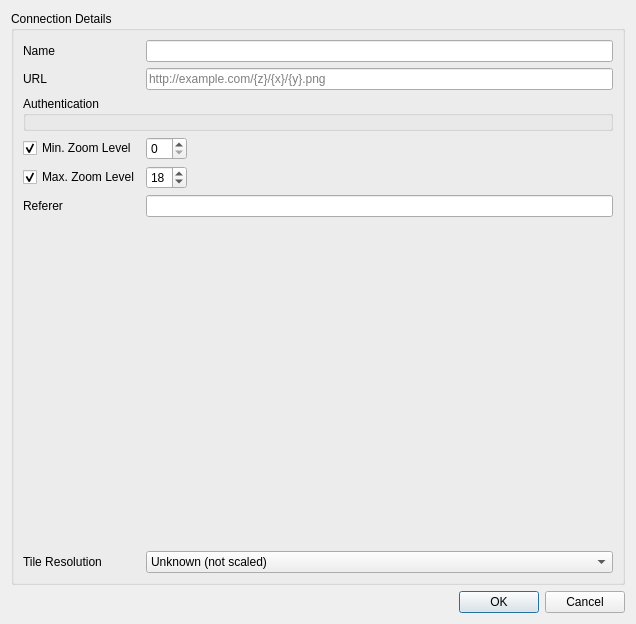
Old version of the form src/ui/qgsxyzconnectiondialog.ui in the repository qgis/QGIS.
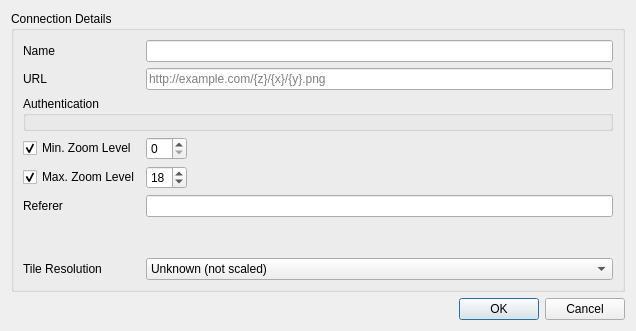
New version of the form. Custom widgets are drawn as their Qt base class.

```diff
--- a/src/ui/qgsxyzconnectiondialog.ui
+++ b/src/ui/qgsxyzconnectiondialog.ui
@@ -7,7 +7,7 @@
     <x>0</x>
     <y>0</y>
     <width>636</width>
-    <height>624</height>
+    <height>331</height>
    </rect>
   </property>
   <property name="windowTitle">
```
